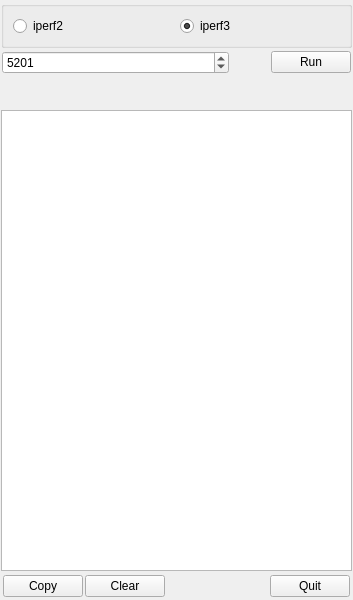
coolshou/qiperf, file src/mainwindow.ui: the form before one commit.
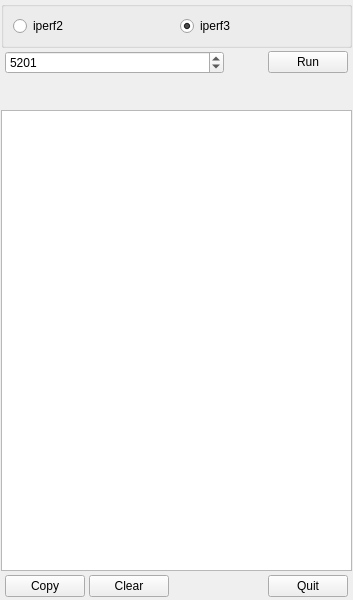
The form after the commit. Icons and pictures are not drawn.

Commit message: adj layout

Patch:
```diff
--- a/src/mainwindow.ui
+++ b/src/mainwindow.ui
@@ -67,16 +67,16 @@
      <widget class="QWidget" name="widget" native="true">
       <layout class="QHBoxLayout" name="horizontalLayout" stretch="1,0,0">
        <property name="spacing">
-        <number>2</number>
+        <number>4</number>
        </property>
        <property name="leftMargin">
-        <number>1</number>
+        <number>4</number>
        </property>
        <property name="topMargin">
         <number>1</number>
        </property>
        <property name="rightMargin">
-        <number>1</number>
+        <number>4</number>
        </property>
        <property name="bottomMargin">
         <number>1</number>
@@ -144,16 +144,16 @@
      <widget class="QWidget" name="widget_2" native="true">
       <layout class="QHBoxLayout" name="horizontalLayout_3">
        <property name="spacing">
-        <number>2</number>
+        <number>4</number>
        </property>
        <property name="leftMargin">
-        <number>2</number>
+        <number>4</number>
        </property>
        <property name="topMargin">
         <number>2</number>
        </property>
        <property name="rightMargin">
-        <number>2</number>
+        <number>4</number>
        </property>
        <property name="bottomMargin">
         <number>2</number>
```
